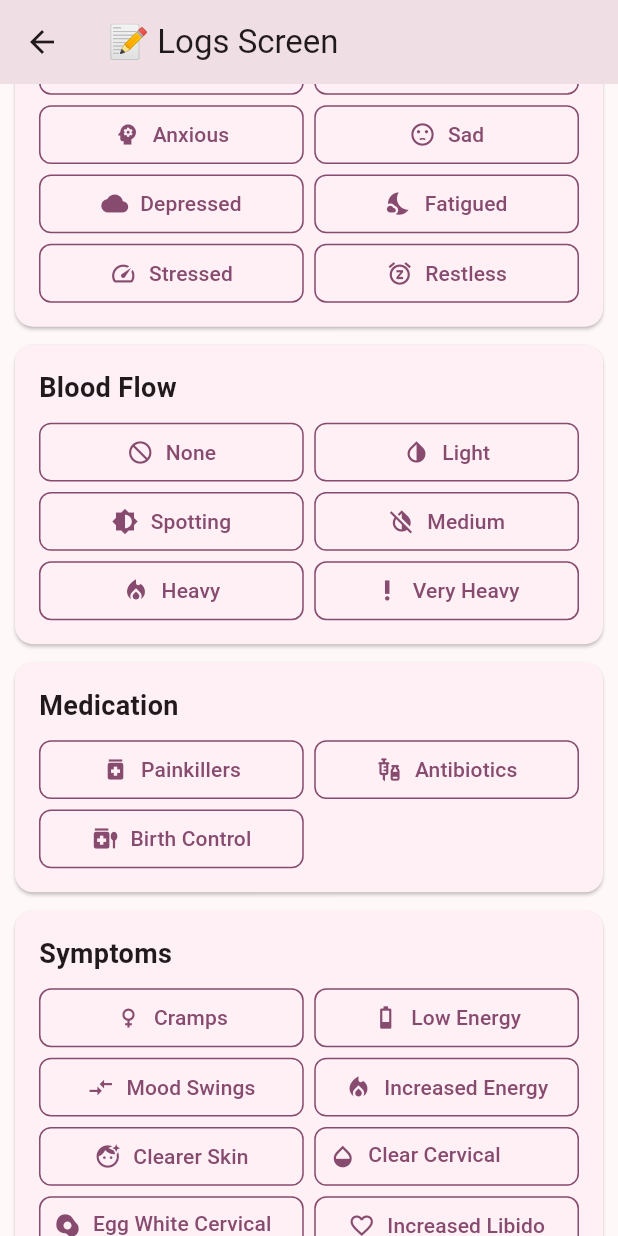
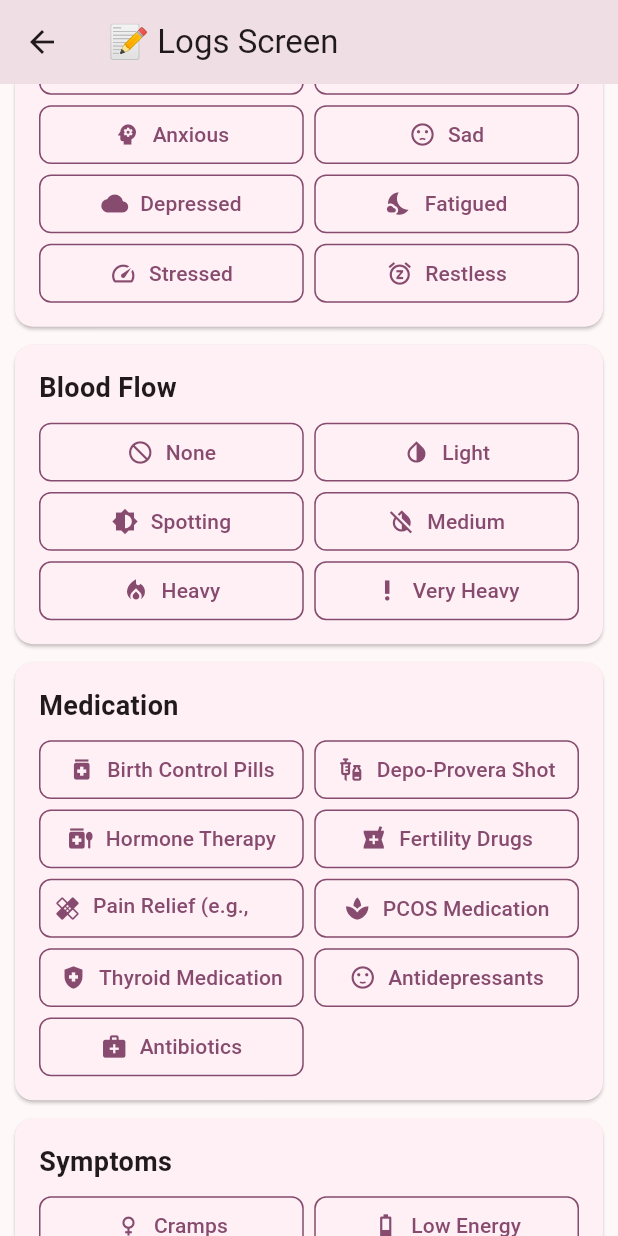
Before and after one commit to Eugene600/ZuriCycle, a Flutter app: the LogsScreen screen opened by its route, scrolled down 482 dp, on a phone screen of 412 x 824 dp. Run offline on Flutter 3.47's test engine with Material 3 defaults, Android fonts, the phone set to English and light mode, and no system bars; our stand-ins replace either_dart, fl_chart, flutter_animate, flutter_form_builder, flutter_riverpod, form_builder_validators and 5 more; accounts and stored records are empty; statements that could not run were skipped.

Commit message:
Added a repository and service for logs that can be re-used by all the logs categories in the application

```diff
--- a/lib/features/logs/pages/logs_screen.dart
+++ b/lib/features/logs/pages/logs_screen.dart
@@ -3,6 +3,8 @@ import 'package:flutter_riverpod/flutter_riverpod.dart';
 import 'package:go_router/go_router.dart';
 import 'package:intl/intl.dart';
 import 'package:zuricycle/utils/utils.dart';
+
+import '../models/models.dart';
 
 final selectedEntriesProvider =
     StateProvider<Map<String, Set<String>>>((ref) => {});
@@ -118,66 +120,191 @@ class _LogsScreenState extends ConsumerState<LogsScreen> {
     final List<Map<String, dynamic>> categories = [
       {
         "name": "Sexual Intercourse",
+        "title": "sexual-intercourse",
+        "request": "protection_used",
+        "model": SexualIntercourseLog.fromJson,
         "entries": [
-          {"name": "Protected", "icon": Icons.security},
-          {"name": "Unprotected", "icon": Icons.report_problem},
+          {"name": "Protected", "icon": Icons.security, "value": "protected"},
+          {
+            "name": "Unprotected",
+            "icon": Icons.report_problem,
+            "value": "unprotected"
+          },
         ],
       },
       {
         "name": "Mood",
+        "title": "mood",
+        "request": "mood",
+        "model": MoodLog.fromJson,
         "entries": [
-          {"name": "Happy", "icon": Icons.emoji_emotions},
-          {"name": "Energized", "icon": Icons.bolt},
-          {"name": "Confident", "icon": Icons.emoji_events},
-          {"name": "Optimistic", "icon": Icons.wb_sunny},
-          {"name": "Relaxed", "icon": Icons.airline_seat_recline_extra},
-          {"name": "Focused", "icon": Icons.center_focus_strong},
-          {"name": "Sociable", "icon": Icons.handshake},
-          {"name": "Irritable", "icon": Icons.sentiment_very_dissatisfied},
-          {"name": "Anxious", "icon": Icons.psychology},
-          {"name": "Sad", "icon": Icons.sentiment_dissatisfied},
-          {"name": "Depressed", "icon": Icons.cloud},
-          {"name": "Fatigued", "icon": Icons.nights_stay},
-          {"name": "Stressed", "icon": Icons.speed},
-          {"name": "Restless", "icon": Icons.snooze},
+          {"name": "Happy", "icon": Icons.emoji_emotions, "value": "happy"},
+          {"name": "Energized", "icon": Icons.bolt, "value": "energized"},
+          {
+            "name": "Confident",
+            "icon": Icons.emoji_events,
+            "value": "confident"
+          },
+          {"name": "Optimistic", "icon": Icons.wb_sunny, "value": "optimistic"},
+          {
+            "name": "Relaxed",
+            "icon": Icons.airline_seat_recline_extra,
+            "value": "relaxed"
+          },
+          {
+            "name": "Focused",
+            "icon": Icons.center_focus_strong,
+            "value": "focused"
+          },
+          {"name": "Sociable", "icon": Icons.handshake, "value": "sociable"},
+          {
+            "name": "Irritable",
+            "icon": Icons.sentiment_very_dissatisfied,
+            "value": "irritable"
+          },
+          {"name": "Anxious", "icon": Icons.psychology, "value": "anxious"},
+          {"name": "Sad", "icon": Icons.sentiment_dissatisfied, "value": "sad"},
+          {"name": "Depressed", "icon": Icons.cloud, "value": "depressed"},
+          {"name": "Fatigued", "icon": Icons.nights_stay, "value": "fatigued"},
+          {"name": "Stressed", "icon": Icons.speed, "value": "stressed"},
+          {"name": "Restless", "icon": Icons.snooze, "value": "restless"},
         ],
       },
       {
         "name": "Blood Flow",
+        "title": "blood-flow",
+        "request": "flow_level",
+        "model": BloodFlowLog.fromJson,
         "entries": [
-          {"name": "None", "icon": Icons.not_interested},
-          {"name": "Light", "icon": Icons.invert_colors},
-          {"name": "Spotting", "icon": Icons.brightness_medium},
-          {"name": "Medium", "icon": Icons.invert_colors_off},
-          {"name": "Heavy", "icon": Icons.local_fire_department},
-          {"name": "Very Heavy", "icon": Icons.priority_high},
+          {"name": "None", "icon": Icons.not_interested, "value": "none"},
+          {"name": "Light", "icon": Icons.invert_colors, "value": "light"},
+          {
+            "name": "Spotting",
+            "icon": Icons.brightness_medium,
+            "value": "spotting"
+          },
+          {
+            "name": "Medium",
+            "icon": Icons.invert_colors_off,
+            "value": "medium"
+          },
+          {
+            "name": "Heavy",
+            "icon": Icons.local_fire_department,
+            "value": "heavy"
+          },
+          {
+            "name": "Very Heavy",
+            "icon": Icons.priority_high,
+            "value": "very_heavy"
+          },
         ],
       },
       {
         "name": "Medication",
+        "title": "medication",
+        "request": "medication",
+        "model": MedicationLog.fromJson,
         "entries": [
-          {"name": "Painkillers", "icon": Icons.medication},
-          {"name": "Antibiotics", "icon": Icons.vaccines},
-          {"name": "Birth Control", "icon": Icons.medication_liquid},
+          {
+            "name": "Birth Control Pills",
+            "icon": Icons.medication,
+            "value": "birth_control"
+          },
+          {
+            "name": "Depo-Provera Shot",
+            "icon": Icons.vaccines,
+            "value": "depo_shot"
+          },
+          {
+            "name": "Hormone Therapy",
+            "icon": Icons.medication_liquid,
+            "value": "hormone_therapy"
+          },
+          {
+            "name": "Fertility Drugs",
+            "icon": Icons.local_pharmacy,
+            "value": "fertility_drugs"
+          },
+          {
+            "name": "Pain Relief (e.g., Ibuprofen)",
+            "icon": Icons.healing,
+            "value": "pain_relief"
+          },
+          {
+            "name": "PCOS Medication",
+            "icon": Icons.spa,
+            "value": "pcos_medication"
+          },
+          {
+            "name": "Thyroid Medication",
+            "icon": Icons.health_and_safety,
+            "value": "thyroid_medication"
+          },
+          {
+            "name": "Antidepressants",
+            "icon": Icons.sentiment_satisfied,
+            "value": "antidepressants"
+          },
+          {
+            "name": "Antibiotics",
+            "icon": Icons.medical_services,
+            "value": "antibiotics"
+          },
         ],
       },
       {
         "name": "Symptoms",
+        "title": "symptom",
+        "request": "symptom",
+        "model": SymptomLog.fromJson,
         "entries": [
-          {"name": "Cramps", "icon": Icons.female},
-          {"name": "Low Energy", "icon": Icons.battery_2_bar},
-          {"name": "Mood Swings", "icon": Icons.compare_arrows},
-          {"name": "Increased Energy", "icon": Icons.local_fire_department},
-          {"name": "Clearer Skin", "icon": Icons.face_retouching_natural},
-          {"name": "Clear Cervical Mucus", "icon": Icons.opacity},
-          {"name": "Egg White Cervical Mucus", "icon": Icons.egg_alt},
-          {"name": "Increased Libido", "icon": Icons.favorite_border},
-          {"name": "BBT Rise", "icon": Icons.thermostat_auto},
-          {"name": "Cravings", "icon": Icons.cookie},
-          {"name": "Bloating", "icon": Icons.circle},
-          {"name": "Acne", "icon": Icons.sick},
+          {"name": "Cramps", "icon": Icons.female, "value": "cramps"},
+          {
+            "name": "Low Energy",
+            "icon": Icons.battery_2_bar,
+            "value": "low_energy"
+          },
+          {
+            "name": "Mood Swings",
+            "icon": Icons.compare_arrows,
+            "value": "mood_swings"
+          },
+          {
+            "name": "Increased Energy",
+            "icon": Icons.local_fire_department,
+            "value": "increased_energy"
+          },
+          {
+            "name": "Clearer Skin",
+            "icon": Icons.face_retouching_natural,
+            "value": "clearer_skin"
+          },
+          {
+            "name": "Clear Cervical Mucus",
+            "icon": Icons.opacity,
+            "value": "clear_cervical_mucus"
+          },
+          {
+            "name": "Egg White Cervical Mucus",
+            "icon": Icons.egg_alt,
+            "value": "egg_white_cervical_mucus"
+          },
+          {
+            "name": "Increased Libido",
+            "icon": Icons.favorite_border,
+            "value": "increased_libido"
+          },
+          {
+            "name": "BBT Rise",
+            "icon": Icons.thermostat_auto,
+            "value": "bbt_rise"
+          },
+          {"name": "Cravings", "icon": Icons.cookie, "value": "cravings"},
+          {"name": "Bloating", "icon": Icons.circle, "value": "bloating"},
+          {"name": "Acne", "icon": Icons.sick, "value": "acne"},
         ],
-      }
+      },
     ];
 
     final filteredCategories = getFilteredCategories(categories, searchQuery);
```
Also changed, not shown: lib/features/logs/models/services/logs_service.dart (+161 -0 lines), lib/features/logs/repository/logs_repository.dart (added, +62 -0 lines).
